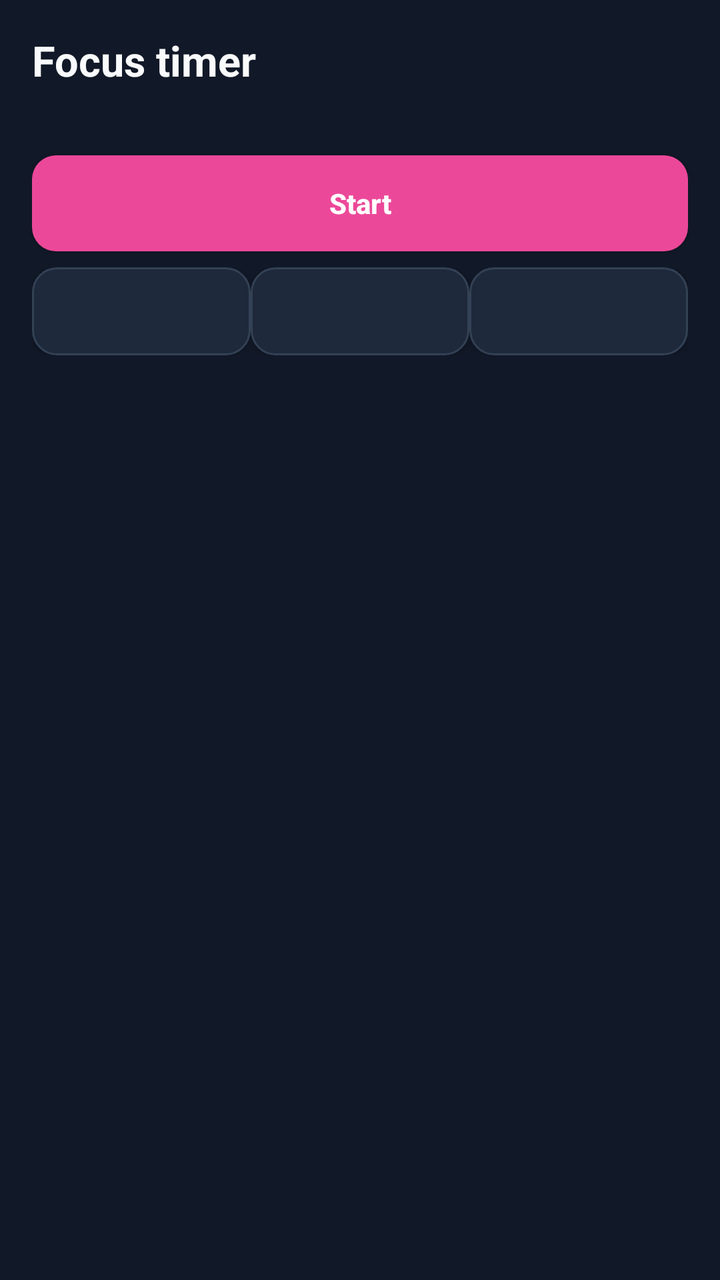
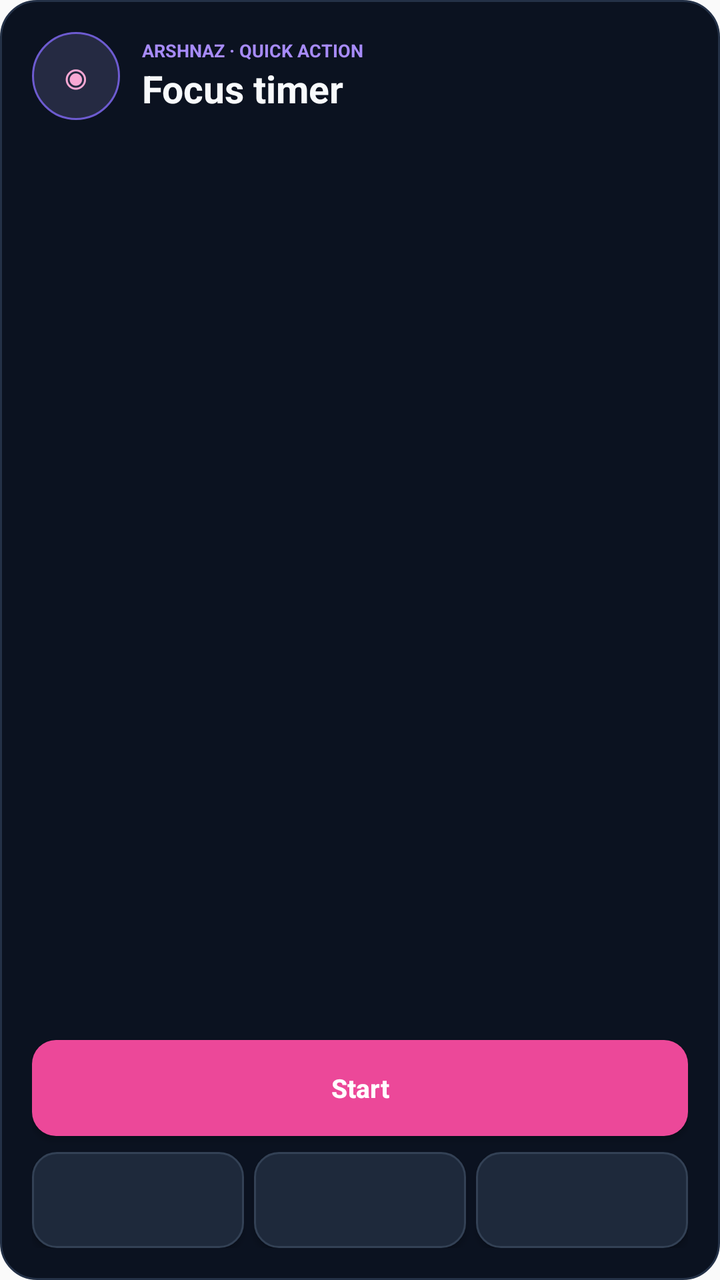

An Android layout rendered at two revisions. The XML below is the earlier revision; the diff shows what the commit changed to produce the second picture.
<!-- AndroidManifest.xml: application theme AppTheme -->
<!-- res/layout/widget_action_hub.xml -->
<?xml version="1.0" encoding="utf-8"?>
<LinearLayout xmlns:android="http://schemas.android.com/apk/res/android" android:layout_width="match_parent" android:layout_height="match_parent" android:orientation="vertical" android:layoutDirection="ltr" android:padding="16dp" android:background="#111827">
    <TextView android:id="@+id/hub_title" android:layout_width="match_parent" android:layout_height="wrap_content" android:text="Focus timer" android:textColor="#F8FAFC" android:textSize="21sp" android:textStyle="bold" />
    <TextView android:id="@+id/hub_subtitle" android:layout_width="match_parent" android:layout_height="wrap_content" android:layout_marginTop="3dp" android:maxLines="2" android:ellipsize="end" android:textColor="#94A3B8" android:textSize="12sp" />
    <Button android:id="@+id/hub_primary" android:layout_width="match_parent" android:layout_height="48dp" android:layout_marginTop="14dp" android:text="Start" android:textAllCaps="false" android:textColor="#FFFFFF" android:textStyle="bold" android:background="@drawable/widget_button_background" />
    <LinearLayout android:layout_width="match_parent" android:layout_height="wrap_content" android:layout_marginTop="8dp" android:orientation="horizontal">
        <Button android:id="@+id/hub_action_one" android:layout_width="0dp" android:layout_height="44dp" android:layout_weight="1" android:minWidth="0dp" android:textAllCaps="false" android:textColor="#C4B5FD" android:textSize="11sp" android:background="@drawable/widget_card_background" />
        <Button android:id="@+id/hub_action_two" android:layout_width="0dp" android:layout_height="44dp" android:layout_weight="1" android:minWidth="0dp" android:textAllCaps="false" android:textColor="#C4B5FD" android:textSize="11sp" android:background="@drawable/widget_card_background" />
        <Button android:id="@+id/hub_action_three" android:layout_width="0dp" android:layout_height="44dp" android:layout_weight="1" android:minWidth="0dp" android:textAllCaps="false" android:textColor="#C4B5FD" android:textSize="11sp" android:background="@drawable/widget_card_background" />
    </LinearLayout>
</LinearLayout>
<!-- resources referenced by this layout -->
<resources>
  <!-- drawable widget_button_background (drawable) -->
  <?xml version="1.0" encoding="utf-8"?>
  <selector xmlns:android="http://schemas.android.com/apk/res/android">
      <item android:state_pressed="true">
          <shape>
              <solid android:color="#db2777" />
              <corners android:radius="12dp" />
          </shape>
      </item>
      <item>
          <shape>
              <solid android:color="#ec4899" />
              <corners android:radius="12dp" />
          </shape>
      </item>
  </selector>
  <!-- drawable widget_card_background (drawable) -->
  <?xml version="1.0" encoding="utf-8"?>
  <shape xmlns:android="http://schemas.android.com/apk/res/android">
      <solid android:color="#1e293b" />
      <corners android:radius="12dp" />
      <stroke android:width="1dp" android:color="#334155" />
  </shape>
  <style name="AppTheme" parent="Theme.AppCompat.Light.DarkActionBar">
          
          <item name="colorPrimary">@color/colorPrimary</item>
          <item name="colorPrimaryDark">@color/colorPrimaryDark</item>
          <item name="colorAccent">@color/colorAccent</item>
      </style>
</resources>

<!-- the commit's change to res/layout/widget_action_hub.xml (unified diff, before → after) -->
@@ -1,11 +1,19 @@
 <?xml version="1.0" encoding="utf-8"?>
-<LinearLayout xmlns:android="http://schemas.android.com/apk/res/android" android:layout_width="match_parent" android:layout_height="match_parent" android:orientation="vertical" android:layoutDirection="ltr" android:padding="16dp" android:background="#111827">
-    <TextView android:id="@+id/hub_title" android:layout_width="match_parent" android:layout_height="wrap_content" android:text="Focus timer" android:textColor="#F8FAFC" android:textSize="21sp" android:textStyle="bold" />
-    <TextView android:id="@+id/hub_subtitle" android:layout_width="match_parent" android:layout_height="wrap_content" android:layout_marginTop="3dp" android:maxLines="2" android:ellipsize="end" android:textColor="#94A3B8" android:textSize="12sp" />
-    <Button android:id="@+id/hub_primary" android:layout_width="match_parent" android:layout_height="48dp" android:layout_marginTop="14dp" android:text="Start" android:textAllCaps="false" android:textColor="#FFFFFF" android:textStyle="bold" android:background="@drawable/widget_button_background" />
-    <LinearLayout android:layout_width="match_parent" android:layout_height="wrap_content" android:layout_marginTop="8dp" android:orientation="horizontal">
-        <Button android:id="@+id/hub_action_one" android:layout_width="0dp" android:layout_height="44dp" android:layout_weight="1" android:minWidth="0dp" android:textAllCaps="false" android:textColor="#C4B5FD" android:textSize="11sp" android:background="@drawable/widget_card_background" />
-        <Button android:id="@+id/hub_action_two" android:layout_width="0dp" android:layout_height="44dp" android:layout_weight="1" android:minWidth="0dp" android:textAllCaps="false" android:textColor="#C4B5FD" android:textSize="11sp" android:background="@drawable/widget_card_background" />
-        <Button android:id="@+id/hub_action_three" android:layout_width="0dp" android:layout_height="44dp" android:layout_weight="1" android:minWidth="0dp" android:textAllCaps="false" android:textColor="#C4B5FD" android:textSize="11sp" android:background="@drawable/widget_card_background" />
+<LinearLayout xmlns:android="http://schemas.android.com/apk/res/android" android:layout_width="match_parent" android:layout_height="match_parent" android:orientation="vertical" android:layoutDirection="ltr" android:padding="16dp" android:background="@drawable/widget_background">
+    <LinearLayout android:layout_width="match_parent" android:layout_height="wrap_content" android:orientation="horizontal" android:gravity="center_vertical">
+        <TextView android:id="@+id/hub_symbol" android:layout_width="44dp" android:layout_height="44dp" android:gravity="center" android:text="◉" android:textSize="23sp" android:textColor="#F9A8D4" android:background="@drawable/widget_checkbox_background" />
+        <LinearLayout android:layout_width="0dp" android:layout_height="wrap_content" android:layout_weight="1" android:layout_marginStart="11dp" android:orientation="vertical">
+            <TextView android:layout_width="match_parent" android:layout_height="wrap_content" android:text="ARSHNAZ · QUICK ACTION" android:textColor="#A78BFA" android:textSize="9sp" android:textStyle="bold" />
+            <TextView android:id="@+id/hub_title" android:layout_width="match_parent" android:layout_height="wrap_content" android:text="Focus timer" android:textColor="#F8FAFC" android:textSize="19sp" android:textStyle="bold" />
+        </LinearLayout>
+    </LinearLayout>
+    <TextView android:id="@+id/hub_subtitle" android:layout_width="match_parent" android:layout_height="0dp" android:layout_weight="1" android:layout_marginTop="8dp" android:maxLines="2" android:ellipsize="end" android:textColor="#94A3B8" android:textSize="12sp" />
+    <Button android:id="@+id/hub_primary" android:layout_width="match_parent" android:layout_height="48dp" android:text="Start" android:textAllCaps="false" android:textColor="#FFFFFF" android:textSize="13sp" android:textStyle="bold" android:background="@drawable/widget_button_background" />
+    <LinearLayout android:layout_width="match_parent" android:layout_height="48dp" android:layout_marginTop="8dp" android:orientation="horizontal">
+        <Button android:id="@+id/hub_action_one" android:layout_width="0dp" android:layout_height="48dp" android:layout_weight="1" android:minWidth="0dp" android:textAllCaps="false" android:textColor="#DDD6FE" android:textSize="10sp" android:background="@drawable/widget_card_background" />
+        <TextView android:layout_width="5dp" android:layout_height="1dp" />
+        <Button android:id="@+id/hub_action_two" android:layout_width="0dp" android:layout_height="48dp" android:layout_weight="1" android:minWidth="0dp" android:textAllCaps="false" android:textColor="#DDD6FE" android:textSize="10sp" android:background="@drawable/widget_card_background" />
+        <TextView android:layout_width="5dp" android:layout_height="1dp" />
+        <Button android:id="@+id/hub_action_three" android:layout_width="0dp" android:layout_height="48dp" android:layout_weight="1" android:minWidth="0dp" android:textAllCaps="false" android:textColor="#DDD6FE" android:textSize="10sp" android:background="@drawable/widget_card_background" />
     </LinearLayout>
 </LinearLayout>
<!-- resource entries referenced after the edit -->
@@ -1,5 +1,12 @@
 <!-- resources referenced by this layout -->
 <resources>
+  <!-- drawable widget_background (drawable) -->
+  <?xml version="1.0" encoding="utf-8"?>
+  <shape xmlns:android="http://schemas.android.com/apk/res/android">
+      <solid android:color="#0B1220" />
+      <corners android:radius="18dp" />
+      <stroke android:width="1dp" android:color="#243147" />
+  </shape>
   <!-- drawable widget_button_background (drawable) -->
   <?xml version="1.0" encoding="utf-8"?>
   <selector xmlns:android="http://schemas.android.com/apk/res/android">
@@ -23,6 +30,9 @@
       <corners android:radius="12dp" />
       <stroke android:width="1dp" android:color="#334155" />
   </shape>
+  <!-- drawable widget_checkbox_background (drawable) -->
+  <?xml version="1.0" encoding="utf-8"?>
+  <selector xmlns:android="http://schemas.android.com/apk/res/android"><item android:state_pressed="true"><shape><solid android:color="#40336C"/><corners android:radius="22dp"/></shape></item><item><shape><solid android:color="#252A42"/><corners android:radius="22dp"/><stroke android:width="1dp" android:color="#6D5BD0"/></shape></item></selector>
   <style name="AppTheme" parent="Theme.AppCompat.Light.DarkActionBar">
           
           <item name="colorPrimary">@color/colorPrimary</item>
